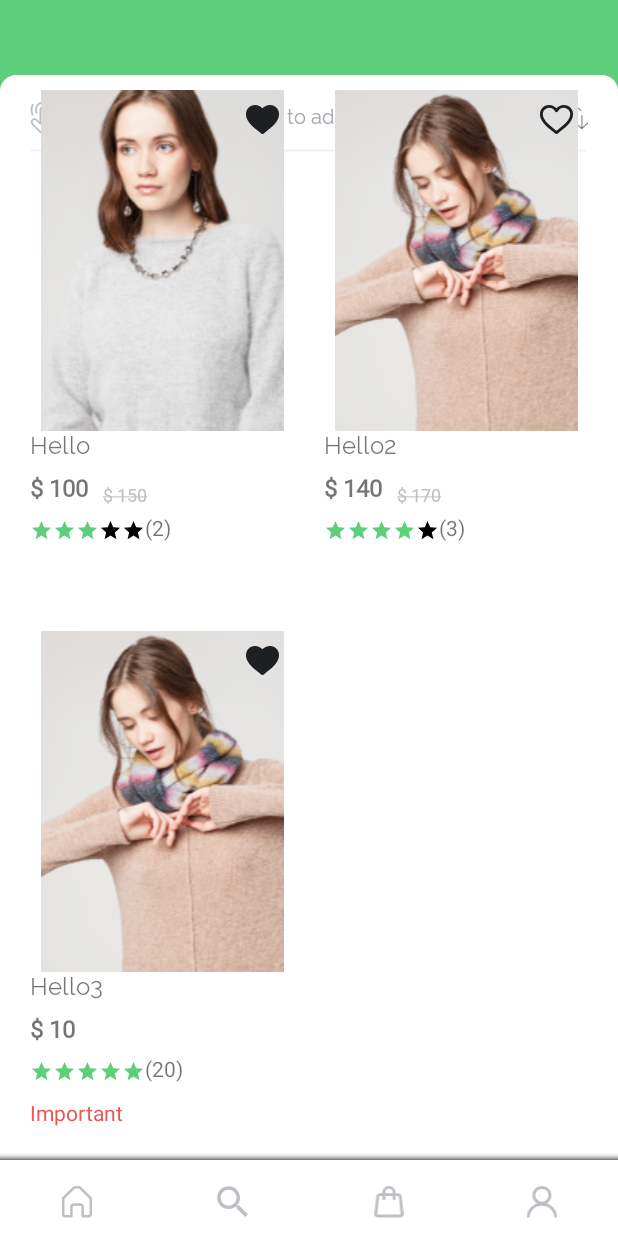
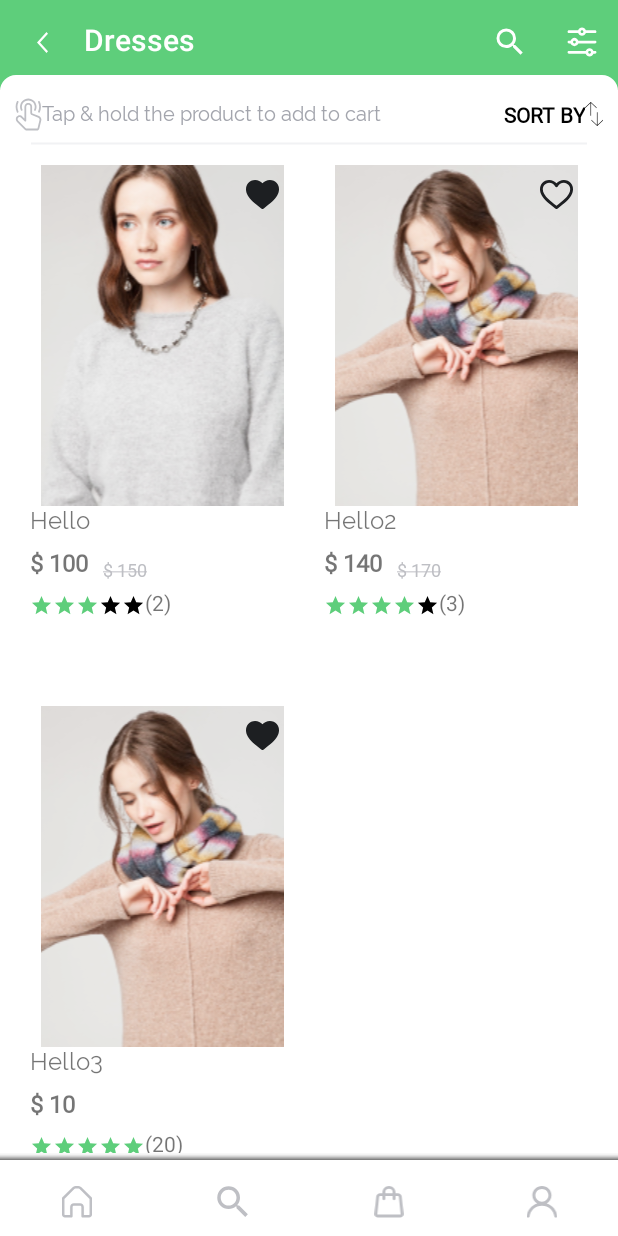
Before and after one commit to bervlad/dressApp, an Android app: the screen it shows after launch (SecondActivity), on a phone screen of 412 x 824 dp. Run offline under Robolectric (Android 15) with nearby library versions, the phone set to English and light mode, and no system bars.

Commit message:
second activity completed and refactored 4

```diff
--- a/app/src/main/java/com/example/androidtest/activity/ThirdActivity.java
+++ b/app/src/main/java/com/example/androidtest/activity/ThirdActivity.java
@@ -3,6 +3,8 @@ package com.example.androidtest.activity;
 import androidx.appcompat.app.AppCompatActivity;
 
 import android.os.Bundle;
+import android.widget.ArrayAdapter;
+import android.widget.Spinner;
 
 import com.example.androidtest.R;
 
--- a/app/src/main/res/layout/activity_second.xml
+++ b/app/src/main/res/layout/activity_second.xml
@@ -4,95 +4,12 @@
     xmlns:tools="http://schemas.android.com/tools"
     android:layout_width="match_parent"
     android:layout_height="match_parent"
-    tools:context=".activity.SecondActivity"
-    >
+    tools:context=".activity.SecondActivity">
+
 
     <include
         android:id="@+id/toolbar"
         layout="@layout/toolbar" />
-
-    <include
-        android:id="@+id/toolbar"
-        layout="@layout/toolbar" />
-
-    <androidx.constraintlayout.widget.ConstraintLayout
-        android:id="@+id/body"
-        android:layout_width="0dp"
-        android:layout_height="0dp"
-        android:layout_marginTop="@dimen/tool_mmargin"
-        android:background="@drawable/layout_bg"
-        app:layout_constraintBottom_toTopOf="@id/menu_tools"
-        app:layout_constraintTop_toTopOf="parent"
-        app:layout_constraintStart_toStartOf="parent"
-        app:layout_constraintEnd_toEndOf="parent"
-        android:paddingTop="@dimen/vsmall_margin"
-        android:paddingStart="@dimen/vsmall_margin"
-        android:paddingEnd="@dimen/vsmall_margin"
-        >
-
-        <androidx.appcompat.widget.LinearLayoutCompat
-            android:id="@+id/header"
-            android:layout_width="match_parent"
-            android:layout_height="0dp"
-            android:orientation="horizontal"
-            android:gravity="center_vertical"
-            app:layout_constraintTop_toTopOf="parent"
-            android:layout_marginTop="@dimen/vvsmall_margin">
-
-            <androidx.appcompat.widget.AppCompatImageView
-                android:layout_width="wrap_content"
-                android:layout_height="wrap_content"
-                android:src="@drawable/ic_tap"
-                android:layout_weight="1"/>
-
-            <androidx.appcompat.widget.AppCompatTextView
-                android:layout_width="wrap_content"
-                android:layout_height="wrap_content"
-                android:fontFamily="@font/raleway"
-                android:textSize="13sp"
-                android:text="@string/header"
-                android:textColor="@color/header"
-                android:layout_weight="1"/>
-
-            <androidx.appcompat.widget.AppCompatTextView
-                android:layout_width="wrap_content"
-                android:layout_height="wrap_content"
-                android:fontFamily="@font/roboto"
-                android:textSize="14sp"
-                android:textStyle="bold"
-                android:text="@string/sort"
-                android:textColor="@color/black"
-                android:layout_weight="1"
-                android:gravity="end"/>
-
-            <androidx.appcompat.widget.AppCompatImageView
-                android:layout_width="wrap_content"
-                android:layout_height="wrap_content"
-                android:src="@drawable/ic_sort_icon"
-                android:layout_weight="1"
-                />
-        </androidx.appcompat.widget.LinearLayoutCompat>
-
-        <androidx.appcompat.widget.AppCompatImageView
-            android:layout_width="match_parent"
-            android:layout_height="0dp"
-            app:layout_constraintTop_toBottomOf="@+id/header"
-            android:layout_marginTop="@dimen/vsmall_margin"
-            android:src="@drawable/ic_line"
-            android:layout_marginStart="@dimen/vsmall_margin"
-            android:layout_marginEnd="@dimen/vsmall_margin"
-            />
-
-        <androidx.recyclerview.widget.RecyclerView
-            android:id="@+id/rv_recycler"
-            android:layout_width="match_parent"
-            android:layout_height="0dp"
-            android:layout_marginTop="@dimen/vsmall_margin"
-            app:layout_constraintBottom_toBottomOf="parent"
-            app:layout_constraintTop_toTopOf="@id/line" />
-
-    </androidx.constraintlayout.widget.ConstraintLayout>
-
 
 
     <androidx.appcompat.widget.LinearLayoutCompat
@@ -101,41 +18,138 @@
         android:layout_width="match_parent"
         android:layout_height="55dp"
         android:background="@drawable/shadow"
+        android:foregroundGravity="center_vertical"
+        android:gravity="center_vertical"
+        android:paddingTop="@dimen/vsmall_margin"
         app:layout_constraintBottom_toBottomOf="parent"
-        app:layout_constraintTop_toBottomOf="@id/body"
-        android:gravity="center_vertical"
-        android:foregroundGravity="center_vertical"
-        android:paddingTop="@dimen/vsmall_margin">
+        app:layout_constraintTop_toBottomOf="@id/body">
 
         <androidx.appcompat.widget.AppCompatImageView
             android:layout_width="wrap_content"
             android:layout_height="22dp"
+            android:layout_weight="1"
             android:src="@drawable/ic_home"
-            android:tint="@color/menu"
-            android:layout_weight="1"/>
+            android:tint="@color/menu" />
 
         <androidx.appcompat.widget.AppCompatImageView
             android:layout_width="wrap_content"
             android:layout_height="28dp"
+            android:layout_weight="1"
             android:src="@drawable/ic_magnify"
-            android:tint="@color/menu"
-            android:layout_weight="1"/>
+            android:tint="@color/menu" />
 
         <androidx.appcompat.widget.AppCompatImageView
             android:layout_width="wrap_content"
             android:layout_height="22dp"
+            android:layout_weight="1"
             android:src="@drawable/ic_purchases"
-            android:tint="@color/menu"
-            android:layout_weight="1"/>
+            android:tint="@color/menu" />
 
         <androidx.appcompat.widget.AppCompatImageView
 
             android:layout_width="wrap_content"
             android:layout_height="22dp"
+            android:layout_weight="1"
             android:src="@drawable/ic_user"
-            android:tint="@color/menu"
-            android:layout_weight="1"/>
+            android:tint="@color/menu" />
 
     </androidx.appcompat.widget.LinearLayoutCompat>
 
+    <androidx.constraintlayout.widget.ConstraintLayout
+        android:id="@+id/body"
+        android:layout_width="0dp"
+        android:layout_height="0dp"
+        android:layout_marginTop="@dimen/tool_mmargin"
+        android:background="@drawable/layout_bg"
+        android:paddingStart="@dimen/vsmall_margin"
+        android:paddingTop="@dimen/vsmall_margin"
+        android:paddingEnd="@dimen/vsmall_margin"
+        app:layout_constraintBottom_toTopOf="@id/menu_tools"
+        app:layout_constraintEnd_toEndOf="parent"
+        app:layout_constraintStart_toStartOf="parent"
+        app:layout_constraintTop_toTopOf="parent">
+
+        <androidx.appcompat.widget.AppCompatImageView
+            android:id="@+id/icon_tap"
+            android:layout_width="wrap_content"
+            android:layout_height="wrap_content"
+            android:layout_marginTop="@dimen/vvsmall_margin"
+            android:layout_weight="1"
+            android:src="@drawable/ic_tap"
+            app:layout_constraintBottom_toTopOf="@id/guideLine"
+            app:layout_constraintHorizontal_bias="0.0"
+            app:layout_constraintStart_toStartOf="parent"
+            app:layout_constraintTop_toTopOf="parent" />
+
+        <androidx.appcompat.widget.AppCompatImageView
+            android:id="@+id/icon_sort"
+            android:layout_width="wrap_content"
+            android:layout_height="wrap_content"
+            android:layout_marginTop="@dimen/vvsmall_margin"
+            android:src="@drawable/ic_sort_icon"
+            app:layout_constraintBottom_toTopOf="@id/guideLine"
+            app:layout_constraintEnd_toEndOf="parent"
+            app:layout_constraintTop_toTopOf="parent" />
+
+        <androidx.appcompat.widget.AppCompatImageView
+            android:layout_width="match_parent"
+            android:layout_height="0dp"
+            android:layout_marginStart="@dimen/vsmall_margin"
+            android:layout_marginTop="@dimen/vsmall_margin"
+            android:layout_marginEnd="@dimen/vsmall_margin"
+            android:src="@drawable/ic_line"
+            app:layout_constraintTop_toBottomOf="@+id/guideLine" />
+
+        <androidx.appcompat.widget.AppCompatTextView
+            android:id="@+id/search_bar"
+            android:layout_width="0dp"
+            android:layout_height="wrap_content"
+            android:layout_marginTop="@dimen/vvsmall_margin"
+            android:layout_weight="1"
+            android:ellipsize="end"
+            android:fontFamily="@font/raleway"
+            android:maxLines="1"
+            android:text="@string/header"
+            android:textColor="@color/header"
+            android:textSize="13sp"
+            app:layout_constraintBottom_toTopOf="@id/guideLine"
+            app:layout_constraintEnd_toStartOf="@id/sort_by"
+            app:layout_constraintStart_toEndOf="@id/icon_tap"
+            app:layout_constraintTop_toTopOf="parent" />
+
+        <androidx.appcompat.widget.AppCompatTextView
+            android:id="@+id/sort_by"
+            android:layout_width="wrap_content"
+            android:layout_height="wrap_content"
+            android:layout_marginTop="@dimen/vvsmall_margin"
+            android:layout_weight="1"
+            android:fontFamily="@font/roboto"
+            android:gravity="end"
+            android:text="@string/sort"
+            android:textColor="@color/black"
+            android:textSize="14sp"
+            android:textStyle="bold"
+            app:layout_constraintBottom_toTopOf="@id/guideLine"
+            app:layout_constraintEnd_toStartOf="@id/icon_sort"
+            app:layout_constraintTop_toTopOf="parent" />
+
+        <androidx.constraintlayout.widget.Guideline
+            android:id="@+id/guideLine"
+            android:layout_width="wrap_content"
+            android:layout_height="wrap_content"
+            android:orientation="horizontal"
+            app:layout_constraintGuide_begin="25dp" />
+
+        <androidx.recyclerview.widget.RecyclerView
+            android:id="@+id/rv_recycler"
+            android:layout_width="match_parent"
+            android:layout_height="0dp"
+            android:layout_marginTop="@dimen/tool_mmargin"
+            app:layout_constraintBottom_toBottomOf="parent"
+            app:layout_constraintTop_toTopOf="parent" />
+
+    </androidx.constraintlayout.widget.ConstraintLayout>
+
+
+
 </androidx.constraintlayout.widget.ConstraintLayout>
```
